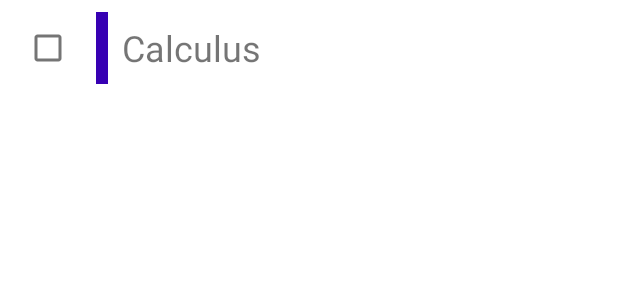
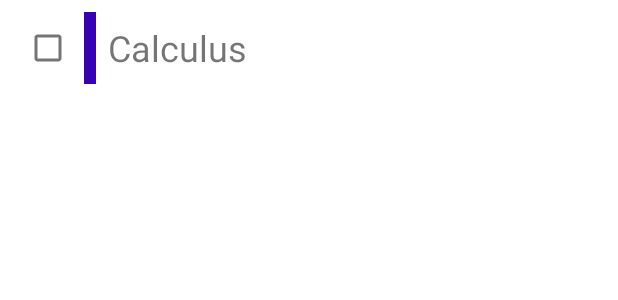
Before and after one commit to idan10000/HWManager, an Android app: the layout course_list_item.xml on its own in the app's theme, with its tools: preview values and no code run, on a phone screen of 412 x 824 dp. Shown: the top 300 px of the screen. Run offline under Robolectric (Android 15) with nearby library versions, the phone set to English and light mode, and no system bars.

Commit message:
Starting recycler List

```diff
--- a/app/src/main/java/com/example/hwmanager/MainActivity.java
+++ b/app/src/main/java/com/example/hwmanager/MainActivity.java
@@ -7,6 +7,9 @@ import androidx.fragment.app.Fragment;
 import android.os.Bundle;
 import android.view.MenuItem;
 
+import com.example.hwmanager.fragments.AllCoursesFragment;
+import com.example.hwmanager.fragments.HomeFragment;
+import com.example.hwmanager.fragments.MyCoursesFragment;
 import com.google.android.material.bottomnavigation.BottomNavigationView;
 
 public class MainActivity extends AppCompatActivity {
--- a/app/src/main/java/com/example/hwmanager/AllCoursesFragment.java
+++ b/app/src/main/java/com/example/hwmanager/fragments/AllCoursesFragment.java
@@ -1,4 +1,4 @@
-package com.example.hwmanager;
+package com.example.hwmanager.fragments;
 
 import android.os.Bundle;
 import android.view.LayoutInflater;
@@ -10,6 +10,7 @@ import androidx.annotation.Nullable;
 import androidx.fragment.app.Fragment;
 import androidx.recyclerview.widget.RecyclerView;
 
+import com.example.hwmanager.R;
 import com.google.android.material.floatingactionbutton.FloatingActionButton;
 
 public class AllCoursesFragment extends Fragment {
--- a/app/src/main/res/layout/course_list_item.xml
+++ b/app/src/main/res/layout/course_list_item.xml
@@ -10,36 +10,34 @@
         android:id="@+id/CLI_colorStrip"
         android:layout_width="8dp"
         android:layout_height="48dp"
-        android:layout_marginStart="8dp"
         android:layout_marginTop="8dp"
         android:background="@color/design_default_color_primary_variant"
         android:orientation="horizontal"
         app:layout_constraintStart_toEndOf="@+id/CLI_subscribeCheckBox"
         app:layout_constraintTop_toTopOf="parent" />
 
+    <CheckBox
+        android:id="@+id/CLI_subscribeCheckBox"
+        style="@style/Widget.MaterialComponents.CompoundButton.CheckBox"
+        android:layout_width="0dp"
+        android:layout_height="wrap_content"
+        android:layout_marginStart="8dp"
+        app:layout_constraintBottom_toBottomOf="@+id/CLI_colorStrip"
+        app:layout_constraintStart_toStartOf="parent"
+        app:layout_constraintTop_toTopOf="@+id/CLI_colorStrip" />
+
     <TextView
-        android:id="@+id/ELI_taskText"
+        android:id="@+id/CLI_courseText"
         android:layout_width="0dp"
         android:layout_height="0dp"
-        android:layout_marginStart="9dp"
-        android:layout_marginTop="8dp"
-        android:layout_marginEnd="8dp"
-        android:gravity="center|left"
+        android:layout_marginStart="8dp"
+        android:gravity="left|center_vertical"
         android:text="Calculus"
         android:textIsSelectable="false"
         android:textSize="24sp"
         app:layout_constraintBottom_toBottomOf="@+id/CLI_colorStrip"
         app:layout_constraintEnd_toEndOf="parent"
         app:layout_constraintStart_toEndOf="@+id/CLI_colorStrip"
-        app:layout_constraintTop_toTopOf="parent" />
-
-    <CheckBox
-        android:id="@+id/CLI_subscribeCheckBox"
-        android:layout_width="wrap_content"
-        android:layout_height="wrap_content"
-        android:layout_marginStart="8dp"
-        app:layout_constraintBottom_toBottomOf="@+id/CLI_colorStrip"
-        app:layout_constraintStart_toStartOf="parent"
         app:layout_constraintTop_toTopOf="@+id/CLI_colorStrip" />
 
 </androidx.constraintlayout.widget.ConstraintLayout>
```
Also changed, not shown: app/src/main/java/com/example/hwmanager/fragments/HomeFragment.java (renamed from app/src/main/java/com/example/hwmanager/MyCoursesFragment.java, +8 -3 lines), app/src/main/java/com/example/hwmanager/fragments/MyCoursesFragment.java (renamed from app/src/main/java/com/example/hwmanager/HomeFragment.java, +4 -5 lines), app/src/main/java/com/example/hwmanager/recycler_adapters/CourseListRecyclerAdapter.java (added, +48 -0 lines).
